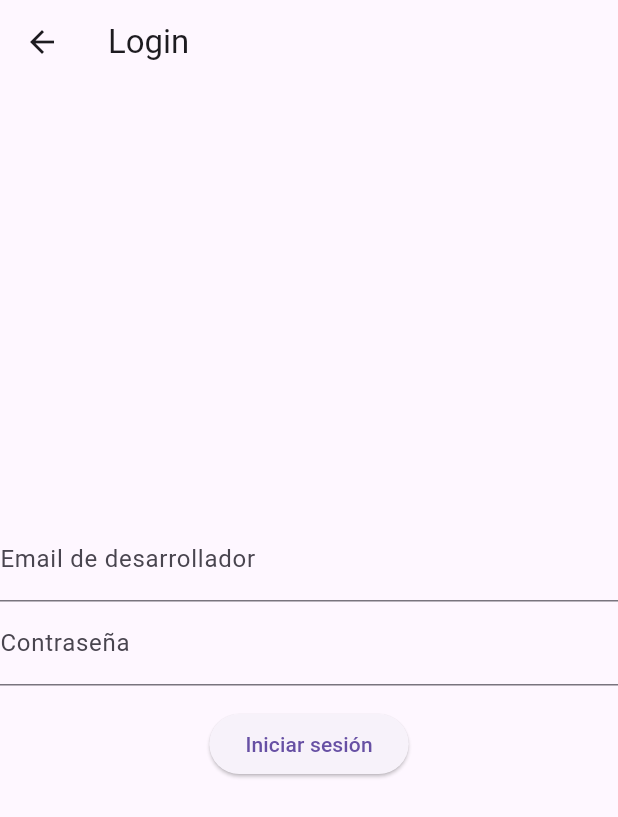
After one commit to T1Z20/stock-main-flutter, a Flutter app: the screen it shows after launch, after a tap on "Login de desarrollador", on a phone screen of 412 x 824 dp. The commit adds this screen. Shown: the top 817 px of the screen. Run offline on Flutter 3.47's test engine with Material 3 defaults, Android fonts, the phone set to English and light mode, and no system bars; our stand-ins replace cloud_firestore, firebase_auth, firebase_core; accounts and stored records are empty; network calls fail.

Commit message:
Crear login de desarrollador y botones de admin y gestion de admin

```diff
--- /dev/null
+++ b/lib/Desarrolador.dart
@@ -0,0 +1,101 @@
+import 'package:firebase_core/firebase_core.dart';
+import 'package:flutter/material.dart';
+import 'package:stock_main/Login.dart';
+import 'package:stock_main/desarrolladorscreen.dart';
+import 'package:stock_main/firebase_options.dart';
+import 'package:cloud_firestore/cloud_firestore.dart';
+import 'package:stock_main/main.dart';
+import 'package:firebase_auth/firebase_auth.dart';
+
+void main() async {
+  WidgetsFlutterBinding.ensureInitialized();
+  await Firebase.initializeApp(
+    options: DefaultFirebaseOptions.currentPlatform,
+  );
+  runApp(MyApp());
+}
+
+class MyApp extends StatelessWidget {
+  @override
+  Widget build(BuildContext context) {
+    return MaterialApp(
+      title: 'Stock App',
+      home: LoginScreen(),
+    );
+  }
+}
+
+class LoginScreen extends StatefulWidget {
+  @override
+  _LoginScreenState createState() => _LoginScreenState();
+}
+
+class _LoginScreenState extends State<LoginScreen> {
+  var usuario = '';
+  var contrasea = '';
+
+  Future<void> _iniciarSesion() async {
+    try {
+      UserCredential userCredential = await FirebaseAuth.instance.signInWithEmailAndPassword(
+        email: usuario,
+        password: contrasea,
+      );
+      String uid = userCredential.user?.uid ?? '';
+
+      DocumentSnapshot snapshot = await FirebaseFirestore.instance.collection('desarrolador').doc(uid).get();
+      if (snapshot.exists) {
+        var userData = snapshot.data() as Map<String, dynamic>;
+        if (userData['rol'] == 'desarrollador') {
+          Navigator.pushReplacement(
+            context,
+            MaterialPageRoute(builder: (context) => desarrolladorscreen()),
+          );
+        } else {
+          ScaffoldMessenger.of(context).showSnackBar(
+            SnackBar(content: Text('No tienes permisos de desarrollador')),
+          );
+        }
+      } else {
+        ScaffoldMessenger.of(context).showSnackBar(
+          SnackBar(content: Text('Usuario no encontrado en la base de datos')),
+        );
+      }
+    } on FirebaseAuthException catch (e) {
+      ScaffoldMessenger.of(context).showSnackBar(
+        SnackBar(content: Text('Error: ${e.message}')),
+      );
+    }
+  }
+
+  @override
+  Widget build(BuildContext context) {
+    return Scaffold(
+      appBar: AppBar(
+        title: Text('Login'),
+      ),
+      body: Center(
+        child: Column(
+          mainAxisAlignment: MainAxisAlignment.center,
+          children: [
+            TextField(
+              decoration: const InputDecoration(labelText: 'Email de desarrollador'),
+              onChanged: (value) => usuario = value,
+            ),
+            TextField(
+              obscureText: true,
+              decoration: const InputDecoration(labelText: 'Contraseña'),
+              onChanged: (value) => contrasea = value,
+            ),
+            Padding(
+              padding: const EdgeInsets.all(15.0),
+              child: ElevatedButton(
+                onPressed: _iniciarSesion,
+                child: Text('Iniciar sesión'),
+              ),
+            ),
+          ],
+        ),
+      ),
+    );
+  }
+}
--- a/lib/Login.dart
+++ b/lib/Login.dart
@@ -1,5 +1,6 @@
 import 'package:firebase_core/firebase_core.dart';
 import 'package:flutter/material.dart';
+import 'package:stock_main/Desarrolador.dart';
 import 'package:stock_main/firebase_options.dart';
 import 'package:cloud_firestore/cloud_firestore.dart';
 import 'package:stock_main/main.dart';
@@ -28,7 +29,7 @@ class _LoginState extends State<Login> {
  mainAxisAlignment: MainAxisAlignment.center,
   children: [
             TextField(
-              decoration: const InputDecoration(labelText: 'Nombre de usuario'),
+              decoration: const InputDecoration(labelText: 'email de usuario'),
               onChanged: (value) => usuario = value,
             ),
             TextField(
@@ -52,6 +53,8 @@ class _LoginState extends State<Login> {
                         context,
                         MaterialPageRoute(builder: (context) => const Stock()),
                       );
+
+
       } catch (error) {
         showDialog(
                               context: context,
@@ -93,8 +96,24 @@ class _LoginState extends State<Login> {
   ],
 
  ),
+
+Padding(
+                  padding: const EdgeInsets.all(25.0),
+                  child: ElevatedButton(
+                    onPressed: () {
+                  Navigator.push(
+                        context,
+                        MaterialPageRoute(builder: (context) =>  LoginScreen()),
+                      );
+                    },
+                    child: const Text('Login de desarrollador'),),
+                )
+
   ]
     ),
+
+
+
     )
     );
   }
```
Also changed, not shown: lib/desarrolladorscreen.dart (added, +59 -0 lines).
